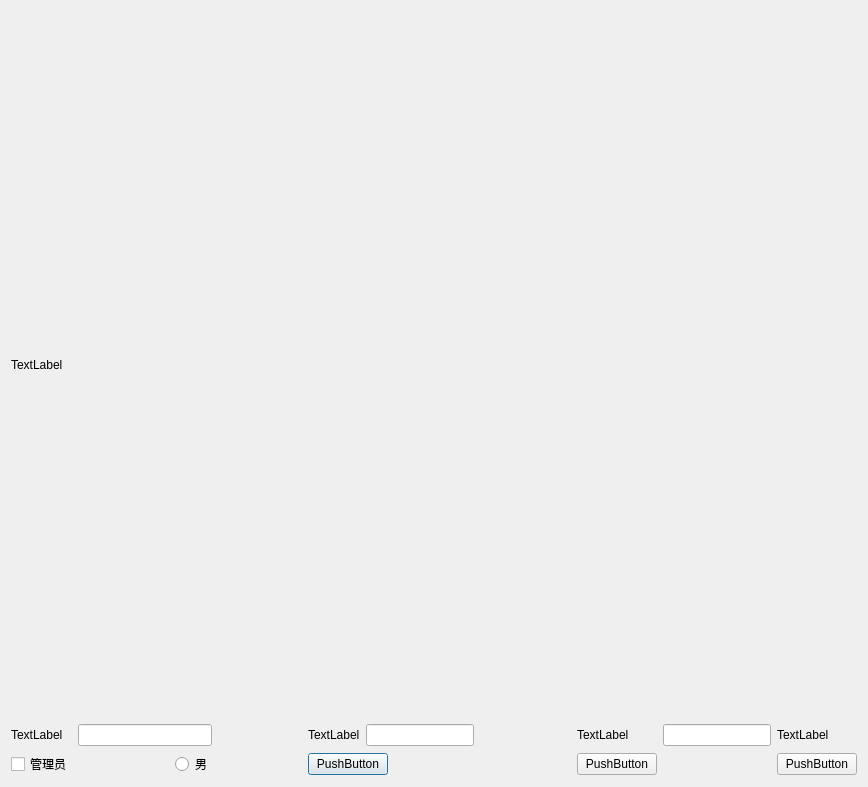
Maxwrt/Program, file play/LoveDiary/qdialoglogin.ui: the form before one commit.
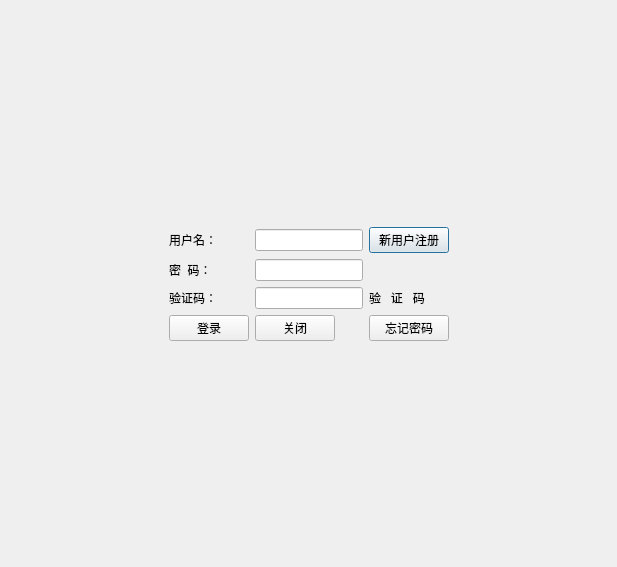
The form after the commit. Custom widgets are drawn as their Qt base class.

```diff
--- a/play/LoveDiary/qdialoglogin.ui
+++ b/play/LoveDiary/qdialoglogin.ui
@@ -6,145 +6,105 @@
    <rect>
     <x>0</x>
     <y>0</y>
-    <width>868</width>
-    <height>787</height>
+    <width>617</width>
+    <height>567</height>
    </rect>
   </property>
   <property name="windowTitle">
    <string>Dialog</string>
   </property>
   <layout class="QGridLayout" name="gridLayout_2">
-   <item row="0" column="0">
-    <widget class="ImageLabel" name="labelPicture">
-     <property name="sizePolicy">
-      <sizepolicy hsizetype="Expanding" vsizetype="Expanding">
-       <horstretch>0</horstretch>
-       <verstretch>0</verstretch>
-      </sizepolicy>
+   <item row="0" column="1">
+    <spacer name="verticalSpacer">
+     <property name="orientation">
+      <enum>Qt::Vertical</enum>
      </property>
-     <property name="text">
-      <string>TextLabel</string>
+     <property name="sizeHint" stdset="0">
+      <size>
+       <width>20</width>
+       <height>213</height>
+      </size>
      </property>
-    </widget>
+    </spacer>
    </item>
    <item row="1" column="0">
+    <spacer name="horizontalSpacer">
+     <property name="orientation">
+      <enum>Qt::Horizontal</enum>
+     </property>
+     <property name="sizeHint" stdset="0">
+      <size>
+       <width>150</width>
+       <height>20</height>
+      </size>
+     </property>
+    </spacer>
+   </item>
+   <item row="1" column="1">
     <layout class="QGridLayout" name="gridLayout">
      <item row="0" column="0">
       <widget class="QLabel" name="labelUser">
        <property name="text">
-        <string>TextLabel</string>
+        <string>用户名：</string>
        </property>
        <property name="buddy">
         <cstring>lineEditUser</cstring>
        </property>
       </widget>
      </item>
-     <item row="0" column="1" colspan="2">
+     <item row="0" column="1">
       <widget class="QLineEdit" name="lineEditUser"/>
      </item>
-     <item row="0" column="3">
-      <spacer name="horizontalSpacer_2">
-       <property name="orientation">
-        <enum>Qt::Horizontal</enum>
+     <item row="0" column="2">
+      <widget class="QPushButton" name="pushButtonRegister">
+       <property name="sizePolicy">
+        <sizepolicy hsizetype="Fixed" vsizetype="Fixed">
+         <horstretch>0</horstretch>
+         <verstretch>0</verstretch>
+        </sizepolicy>
        </property>
-       <property name="sizeHint" stdset="0">
-        <size>
-         <width>46</width>
-         <height>17</height>
-        </size>
+       <property name="text">
+        <string>新用户注册</string>
        </property>
-      </spacer>
+      </widget>
      </item>
-     <item row="0" column="4">
+     <item row="1" column="0">
       <widget class="QLabel" name="labelPassword">
        <property name="text">
-        <string>TextLabel</string>
+        <string>密  码：</string>
        </property>
        <property name="buddy">
         <cstring>lineEditPassword</cstring>
        </property>
       </widget>
      </item>
-     <item row="0" column="5" colspan="2">
+     <item row="1" column="1">
       <widget class="QLineEdit" name="lineEditPassword"/>
      </item>
-     <item row="0" column="7">
-      <spacer name="horizontalSpacer">
-       <property name="orientation">
-        <enum>Qt::Horizontal</enum>
-       </property>
-       <property name="sizeHint" stdset="0">
-        <size>
-         <width>46</width>
-         <height>17</height>
-        </size>
-       </property>
-      </spacer>
-     </item>
-     <item row="0" column="8">
+     <item row="2" column="0">
       <widget class="QLabel" name="labelVerification">
        <property name="text">
-        <string>TextLabel</string>
+        <string>验证码：</string>
        </property>
        <property name="buddy">
         <cstring>lineEditPassword</cstring>
        </property>
       </widget>
      </item>
-     <item row="0" column="9">
+     <item row="2" column="1">
       <widget class="QLineEdit" name="lineEditVerification"/>
      </item>
-     <item row="0" column="10">
+     <item row="2" column="2">
       <widget class="VerificationCodeLabel" name="labelVerificationCode">
        <property name="text">
-        <string>TextLabel</string>
+        <string>验   证   码</string>
        </property>
        <property name="buddy">
         <cstring>lineEditPassword</cstring>
        </property>
       </widget>
      </item>
-     <item row="1" column="0">
-      <widget class="QCheckBox" name="checkBox">
-       <property name="text">
-        <string>管理员</string>
-       </property>
-      </widget>
-     </item>
-     <item row="1" column="1">
-      <spacer name="horizontalSpacer_7">
-       <property name="orientation">
-        <enum>Qt::Horizontal</enum>
-       </property>
-       <property name="sizeHint" stdset="0">
-        <size>
-         <width>68</width>
-         <height>20</height>
-        </size>
-       </property>
-      </spacer>
-     </item>
-     <item row="1" column="2">
-      <widget class="QRadioButton" name="radioButton">
-       <property name="text">
-        <string>男</string>
-       </property>
-      </widget>
-     </item>
-     <item row="1" column="3">
-      <spacer name="horizontalSpacer_4">
-       <property name="orientation">
-        <enum>Qt::Horizontal</enum>
-       </property>
-       <property name="sizeHint" stdset="0">
-        <size>
-         <width>48</width>
-         <height>20</height>
-        </size>
-       </property>
-      </spacer>
-     </item>
-     <item row="1" column="4" colspan="2">
+     <item row="3" column="0">
       <widget class="QPushButton" name="pushButtonOk">
        <property name="sizePolicy">
         <sizepolicy hsizetype="Fixed" vsizetype="Fixed">
@@ -153,24 +113,11 @@
         </sizepolicy>
        </property>
        <property name="text">
-        <string>PushButton</string>
+        <string>登录</string>
        </property>
       </widget>
      </item>
-     <item row="1" column="6" colspan="2">
-      <spacer name="horizontalSpacer_3">
-       <property name="orientation">
-        <enum>Qt::Horizontal</enum>
-       </property>
-       <property name="sizeHint" stdset="0">
-        <size>
-         <width>128</width>
-         <height>20</height>
-        </size>
-       </property>
-      </spacer>
-     </item>
-     <item row="1" column="8">
+     <item row="3" column="1">
       <widget class="QPushButton" name="pushButtonCancel">
        <property name="sizePolicy">
         <sizepolicy hsizetype="Fixed" vsizetype="Fixed">
@@ -179,25 +126,12 @@
         </sizepolicy>
        </property>
        <property name="text">
-        <string>PushButton</string>
+        <string>关闭</string>
        </property>
       </widget>
      </item>
-     <item row="1" column="9">
-      <spacer name="horizontalSpacer_5">
-       <property name="orientation">
-        <enum>Qt::Horizontal</enum>
-       </property>
-       <property name="sizeHint" stdset="0">
-        <size>
-         <width>108</width>
-         <height>20</height>
-        </size>
-       </property>
-      </spacer>
-     </item>
-     <item row="1" column="10">
-      <widget class="QPushButton" name="pushButtonRegister">
+     <item row="3" column="2">
+      <widget class="QPushButton" name="pushButtonForgetPassword">
        <property name="sizePolicy">
         <sizepolicy hsizetype="Fixed" vsizetype="Fixed">
          <horstretch>0</horstretch>
@@ -205,12 +139,38 @@
         </sizepolicy>
        </property>
        <property name="text">
-        <string>PushButton</string>
+        <string>忘记密码</string>
        </property>
       </widget>
      </item>
     </layout>
    </item>
+   <item row="1" column="2">
+    <spacer name="horizontalSpacer_2">
+     <property name="orientation">
+      <enum>Qt::Horizontal</enum>
+     </property>
+     <property name="sizeHint" stdset="0">
+      <size>
+       <width>149</width>
+       <height>20</height>
+      </size>
+     </property>
+    </spacer>
+   </item>
+   <item row="2" column="1">
+    <spacer name="verticalSpacer_2">
+     <property name="orientation">
+      <enum>Qt::Vertical</enum>
+     </property>
+     <property name="sizeHint" stdset="0">
+      <size>
+       <width>20</width>
+       <height>212</height>
+      </size>
+     </property>
+    </spacer>
+   </item>
   </layout>
  </widget>
  <customwidgets>
@@ -219,11 +179,6 @@
    <extends>QLabel</extends>
    <header location="global">verificationcodelabel.h</header>
   </customwidget>
-  <customwidget>
-   <class>ImageLabel</class>
-   <extends>QLabel</extends>
-   <header location="global">verificationcodelabel.h</header>
-  </customwidget>
  </customwidgets>
  <resources/>
  <connections/>
```
